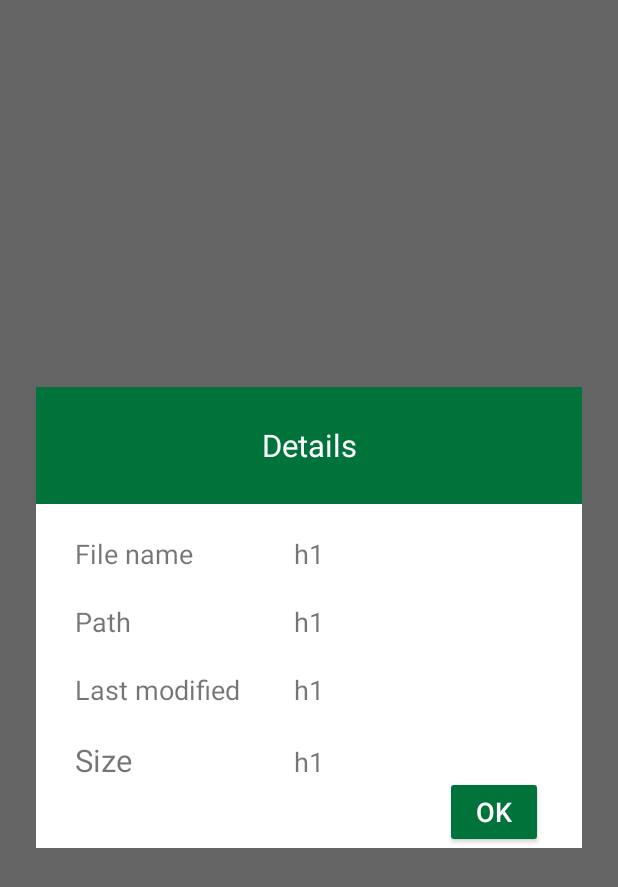
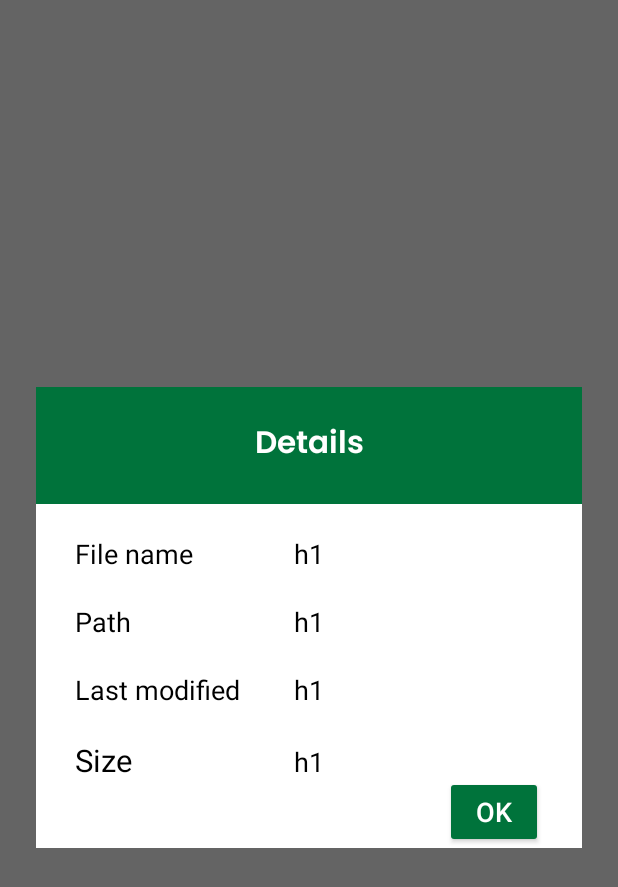
Before and after one commit to kyata002/1.Excel_Reader, an Android app: the layout dialog_detail.xml on its own in the app's theme, with its tools: preview values and no code run, on a phone screen of 412 x 824 dp. Shown: the top 887 px of the screen. Run offline under Robolectric (Android 15) with nearby library versions, the phone set to English and light mode, and no system bars.

Commit message:
Update UI

```diff
--- a/app/src/main/AndroidManifest.xml
+++ b/app/src/main/AndroidManifest.xml
@@ -30,6 +30,9 @@
             android:name=".view.dialog.RenameDialog"
             android:theme="@style/Transparent" />
         <activity
+            android:name=".view.dialog.DetailDialog"
+            android:theme="@style/Transparent" />
+        <activity
             android:name=".view.activity.SplashActivity"
             android:exported="true">
             <intent-filter>
@@ -40,6 +43,8 @@
         </activity>
         <activity android:name=".view.activity.DocReaderActivity"/>
         <activity android:name=".view.activity.SettingActivity" />
+        <activity android:name=".view.dialog.FilterDialog"
+            android:theme="@style/Transparent" />
 
         <provider
             android:name="androidx.core.content.FileProvider"
--- a/app/src/main/java/com/masterlibs/basestructure/view/dialog/DetailDialog.kt
+++ b/app/src/main/java/com/masterlibs/basestructure/view/dialog/DetailDialog.kt
@@ -22,7 +22,7 @@ class DetailDialog(override val layoutId: Int = R.layout.dialog_detail) : BaseAc
             val sizeOfFile = (file.length() / (1024.0 * 1024))
             intent.putExtra("name",file.name )
             intent.putExtra("path",file.path)
-            intent.putExtra("date", Date(file.lastModified()))
+            intent.putExtra("date", Date(file.lastModified()).toString())
             intent.putExtra("size","%.2f Mb".format(sizeOfFile))
             context.startActivity(intent)
         }
--- a/app/src/main/res/drawable/bg_dialog_button.xml
+++ b/app/src/main/res/drawable/bg_dialog_button.xml
@@ -10,7 +10,7 @@
 
     <!-- đặt thuộc tính màu và độ rộng của đường viền -->
     <stroke
-        android:width="@dimen/_2sdp"
+        android:width="@dimen/_1sdp"
         android:color="#6E7175" >
     </stroke>
 
--- a/app/src/main/res/layout/dialog_detail.xml
+++ b/app/src/main/res/layout/dialog_detail.xml
@@ -25,6 +25,7 @@
             android:text="Details"
             android:textColor="#FFF"
             android:textFontWeight="700"
+            android:fontFamily="@font/poppins_semibold"
             android:textSize="@dimen/_16sdp" />
         <LinearLayout
             android:layout_width="match_parent"
@@ -41,6 +42,7 @@
                     android:layout_height="match_parent"
                     android:textSize="@dimen/_14sdp"
                     android:text="File name"
+                    android:textColor="#000"
                     android:paddingTop="@dimen/_16sdp"
                     android:paddingLeft="@dimen/_20sdp"/>
                 <androidx.appcompat.widget.AppCompatTextView
@@ -49,6 +51,7 @@
                     android:layout_width="match_parent"
                     android:layout_height="wrap_content"
                     android:textSize="@dimen/_14sdp"
+                    android:textColor="#000"
                     android:text="h1"
                     android:paddingTop="@dimen/_16sdp"
                     android:paddingLeft="@dimen/_20sdp"/>
@@ -63,6 +66,7 @@
                     android:layout_width="match_parent"
                     android:layout_height="match_parent"
                     android:textSize="@dimen/_14sdp"
+                    android:textColor="#000"
                     android:text="Path"
                     android:paddingTop="@dimen/_16sdp"
                     android:paddingLeft="@dimen/_20sdp"/>
@@ -72,6 +76,32 @@
                     android:layout_width="match_parent"
                     android:layout_height="wrap_content"
                     android:textSize="@dimen/_14sdp"
+                    android:text="h1"
+                    android:textColor="#000"
+                    android:paddingTop="@dimen/_16sdp"
+                    android:paddingLeft="@dimen/_20sdp"/>
+            </LinearLayout>
+            <LinearLayout
+                android:weightSum="10"
+                android:layout_width="match_parent"
+                android:layout_height="match_parent"
+                android:orientation="horizontal">
+                <androidx.appcompat.widget.AppCompatTextView
+                    android:layout_weight="6"
+                    android:layout_width="match_parent"
+                    android:layout_height="match_parent"
+                    android:textSize="@dimen/_14sdp"
+                    android:textColor="#000"
+                    android:text="Last modified"
+                    android:paddingTop="@dimen/_16sdp"
+                    android:paddingLeft="@dimen/_20sdp"/>
+                <androidx.appcompat.widget.AppCompatTextView
+                    android:id="@+id/tvDateFile"
+                    android:layout_weight="4"
+                    android:layout_width="match_parent"
+                    android:layout_height="wrap_content"
+                    android:textSize="@dimen/_14sdp"
+                    android:textColor="#000"
                     android:text="h1"
                     android:paddingTop="@dimen/_16sdp"
                     android:paddingLeft="@dimen/_20sdp"/>
@@ -85,29 +115,7 @@
                     android:layout_weight="6"
                     android:layout_width="match_parent"
                     android:layout_height="match_parent"
-                    android:textSize="@dimen/_14sdp"
-                    android:text="Last modified"
-                    android:paddingTop="@dimen/_16sdp"
-                    android:paddingLeft="@dimen/_20sdp"/>
-                <androidx.appcompat.widget.AppCompatTextView
-                    android:id="@+id/tvDateFile"
-                    android:layout_weight="4"
-                    android:layout_width="match_parent"
-                    android:layout_height="wrap_content"
-                    android:textSize="@dimen/_14sdp"
-                    android:text="h1"
-                    android:paddingTop="@dimen/_16sdp"
-                    android:paddingLeft="@dimen/_20sdp"/>
-            </LinearLayout>
-            <LinearLayout
-                android:weightSum="10"
-                android:layout_width="match_parent"
-                android:layout_height="match_parent"
-                android:orientation="horizontal">
-                <androidx.appcompat.widget.AppCompatTextView
-                    android:layout_weight="6"
-                    android:layout_width="match_parent"
-                    android:layout_height="match_parent"
+                    android:textColor="#000"
                     android:textSize="@dimen/_16sdp"
                     android:text="Size"
                     android:paddingTop="@dimen/_16sdp"
@@ -116,6 +124,7 @@
                     android:id="@+id/tvSizeFile"
                     android:layout_weight="4"
                     android:layout_width="match_parent"
+                    android:textColor="#000"
                     android:layout_height="wrap_content"
                     android:textSize="@dimen/_14sdp"
                     android:text="h1"
--- a/app/src/main/res/layout/dialog_filter.xml
+++ b/app/src/main/res/layout/dialog_filter.xml
@@ -58,7 +58,7 @@
                     android:gravity="center"
                     android:textSize="@dimen/_10sdp"
                     android:textColor="@color/black"
-                    android:fontFamily="cursive"/>
+                    android:fontFamily="@font/poppins_semibold"/>
             </LinearLayout>
             <LinearLayout
                 android:layout_width="wrap_content"
@@ -92,7 +92,7 @@
                     android:gravity="center"
                     android:textSize="@dimen/_10sdp"
                     android:textColor="@color/black"
-                    android:fontFamily="cursive"/>
+                    android:fontFamily="@font/poppins_semibold"/>
             </LinearLayout>
             <LinearLayout
                 android:layout_width="wrap_content"
@@ -126,7 +126,7 @@
                     android:gravity="center"
                     android:textSize="@dimen/_10sdp"
                     android:textColor="@color/black"
-                    android:fontFamily="cursive"/>
+                    android:fontFamily="@font/poppins_semibold"/>
             </LinearLayout>
         </LinearLayout>
 
```
Also changed, not shown: app/src/main/java/com/masterlibs/basestructure/view/dialog/DeleteDialog.kt (+8 -2 lines), app/src/main/res/layout/activity_main.xml (+9 -4 lines), app/src/main/res/layout/dialog_delete.xml (+10 -7 lines), app/src/main/res/layout/dialog_rename.xml (+11 -19 lines).
